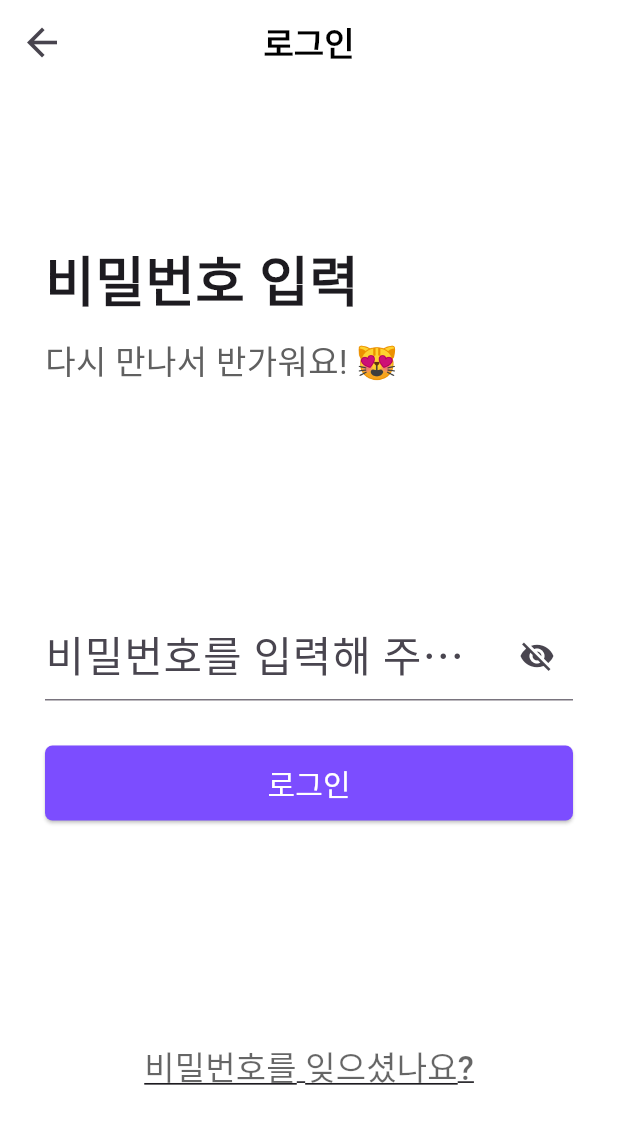
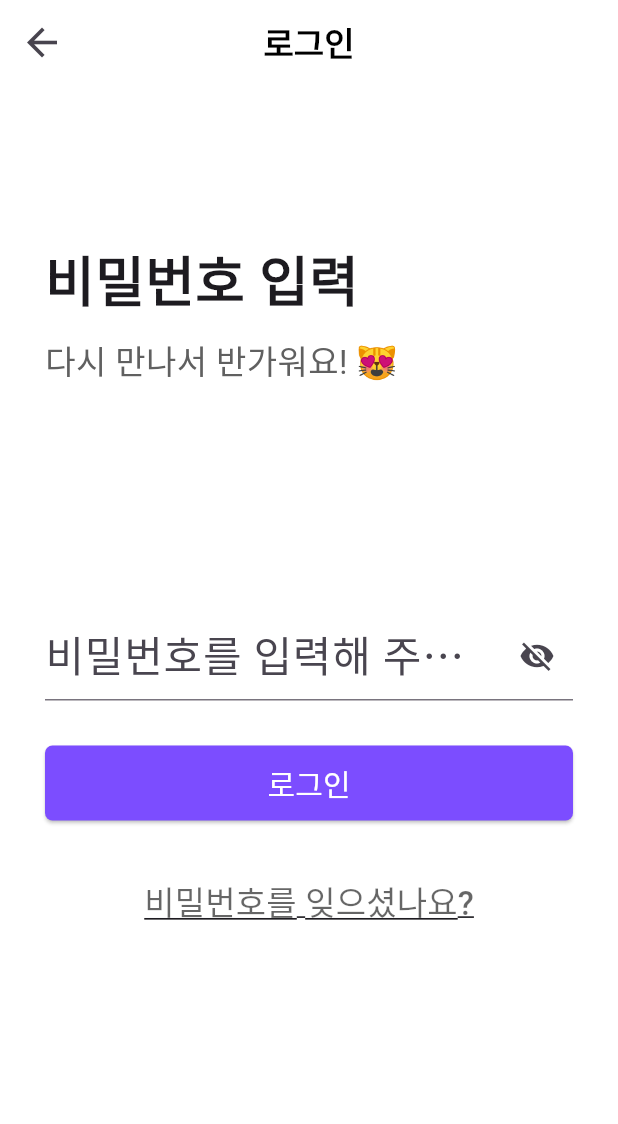
Before and after one commit to capdale/Anidex_App, a Flutter app: the PasswordInput screen opened directly, on a phone screen of 412 x 824 dp. Shown: the top 1124 px of the screen. Run offline on Flutter 3.47's test engine with Material 3 defaults, Android fonts, the phone set to English and light mode, and no system bars; our stand-ins replace carousel_slider, permission_handler; missing offline and left inert: textfield_tags; Roboto replaces fonts that are missing (Pretendard).

Commit message:
chore: 키보드에 의해 비밀번호 찾기 버튼이 가려지는 디자인 수정

```diff
--- a/lib/src/pages/email_login.dart
+++ b/lib/src/pages/email_login.dart
@@ -52,7 +52,7 @@ class _EmailLoginState extends State<EmailLogin> {
                 style: ElevatedButton.styleFrom(
                     minimumSize: Size(double.infinity, 50)),
                 onPressed: () {
-                  var key = false; // 가입된 이메일이냐?
+                  var key = true; // 가입된 이메일이냐?
                   isValid = _validateEmail(_emailController.text);
                   if (isValid) {
                     context
@@ -175,7 +175,7 @@ class _PasswordInputState extends State<PasswordInput> {
                       style: TextStyle(
                         fontSize: 20,
                       ))),
-              SizedBox(height: 140),
+              SizedBox(height: 30),
               Container(
                 alignment: Alignment.center,
                 child: TextButton(
```
